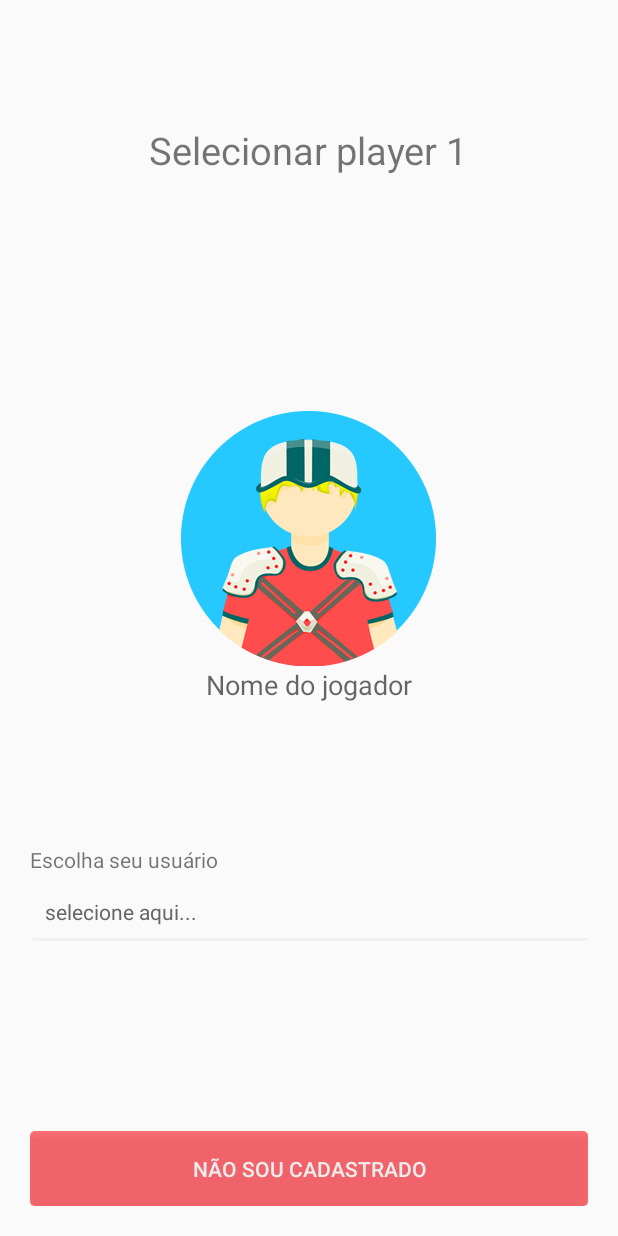
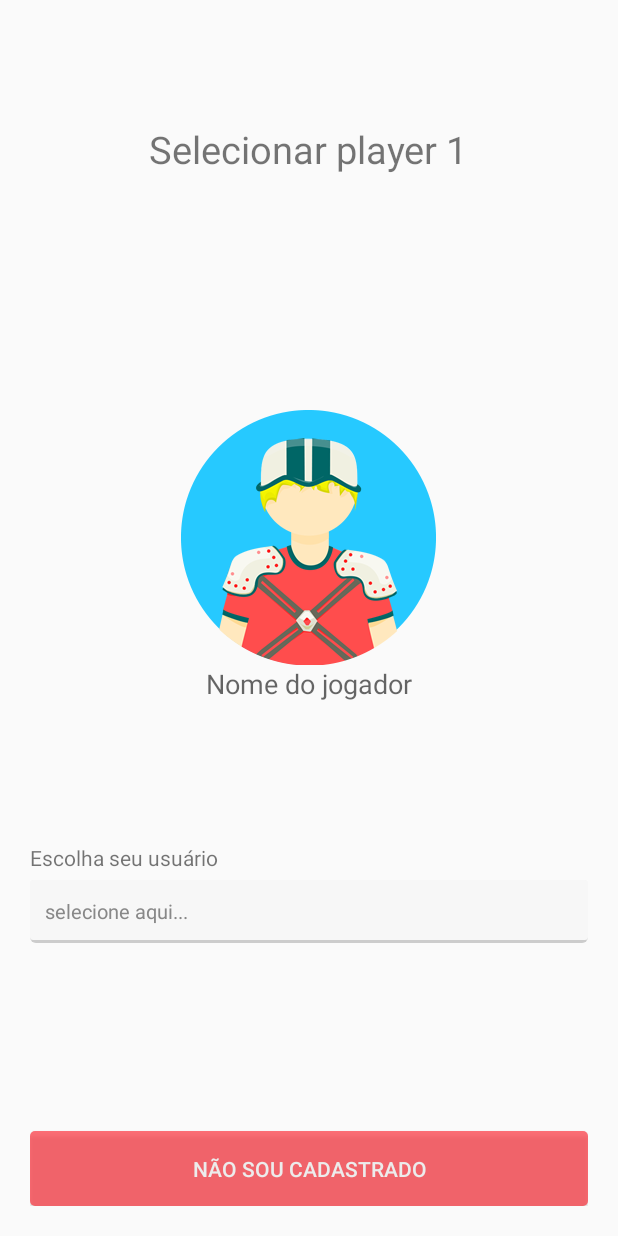
Before and after one commit to OficinaDoCodigo/Game_of_velha, an Android app: the ChoosePlayerOne screen opened directly, with no data from a screen before it, on a phone screen of 412 x 824 dp. Run offline under Robolectric (Android 15) with nearby library versions, the phone set to English and light mode, and no system bars.

Commit message:
Ajeitei o style dos spinners

```diff
--- a/app/src/main/res/drawable/spinner_style.xml
+++ b/app/src/main/res/drawable/spinner_style.xml
@@ -2,7 +2,7 @@
 <layer-list xmlns:android="http://schemas.android.com/apk/res/android">
     <item>
         <shape android:shape="rectangle">
-            <solid android:color="#F0F0F0"/>
+            <solid android:color="#CCC"/>
             <corners android:radius="4dp" />
         </shape>
     </item>
@@ -12,8 +12,12 @@
         android:right="0dp"
         android:top="0dp"
         android:bottom="2dp">
-        <shape android:shape="rectangle">
-            <solid android:color="#FAFAFA"/>
+
+        <shape
+            android:shape="rectangle">
+            <solid android:color="#F7F7F7"/>
+            <size android:height="40dp"/>
+
             <corners android:radius="2dp" />
         </shape>
     </item>
--- a/app/src/main/res/layout/spinner_layout_model.xml
+++ b/app/src/main/res/layout/spinner_layout_model.xml
@@ -3,5 +3,7 @@
     android:layout_width="fill_parent"
     android:layout_height="wrap_content"
     android:padding="10dp"
-    android:textColor="#666"
+    android:textSize="13dp"
+    android:text="Carlos"
+    android:textColor="#888"
     />
```
Also changed, not shown: app/src/main/res/layout/activity_set_time.xml (+4 -4 lines).
